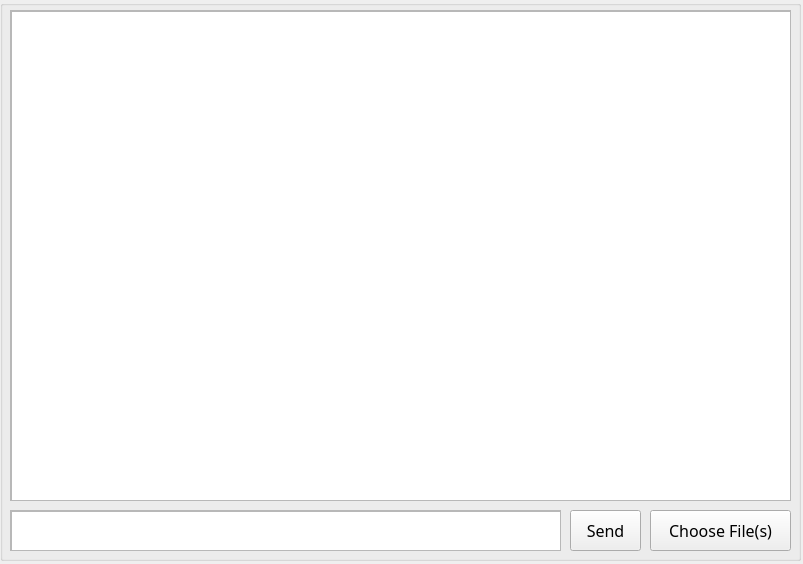
Above: ui/chat.ui from dann20/chat-room-DSA before the change. Below: the same form after it.
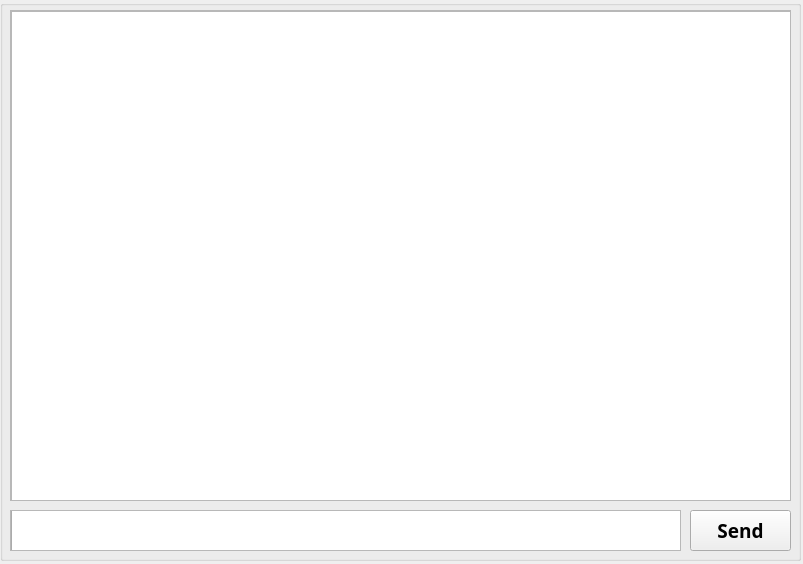
That is the form after the change.

What changed in the file:
```diff
--- a/ui/chat.ui
+++ b/ui/chat.ui
@@ -71,35 +71,31 @@
     <widget class="QPushButton" name="send_btn">
      <property name="geometry">
       <rect>
-       <x>570</x>
+       <x>690</x>
        <y>510</y>
-       <width>71</width>
+       <width>101</width>
        <height>41</height>
       </rect>
      </property>
+     <property name="font">
+      <font>
+       <family>mononoki Nerd Font</family>
+       <pointsize>14</pointsize>
+       <weight>75</weight>
+       <italic>false</italic>
+       <bold>true</bold>
+      </font>
+     </property>
      <property name="text">
       <string>Send</string>
      </property>
     </widget>
-    <widget class="QPushButton" name="send_file_btn">
-     <property name="geometry">
-      <rect>
-       <x>650</x>
-       <y>510</y>
-       <width>141</width>
-       <height>41</height>
-      </rect>
-     </property>
-     <property name="text">
-      <string>Choose File(s)</string>
-     </property>
-    </widget>
     <widget class="QScrollArea" name="scrollArea_2">
      <property name="geometry">
       <rect>
        <x>10</x>
        <y>510</y>
-       <width>551</width>
+       <width>671</width>
        <height>41</height>
       </rect>
      </property>
@@ -111,17 +107,17 @@
        <rect>
         <x>0</x>
         <y>0</y>
-        <width>549</width>
+        <width>669</width>
         <height>39</height>
        </rect>
       </property>
-      <widget class="QTextEdit" name="message">
+      <widget class="QLineEdit" name="message">
        <property name="geometry">
         <rect>
          <x>0</x>
-         <y>0</y>
-         <width>551</width>
-         <height>41</height>
+         <y>-6</y>
+         <width>671</width>
+         <height>51</height>
         </rect>
        </property>
       </widget>
```
Left out of the diff: 1 changed line with no effect on the pictures.
